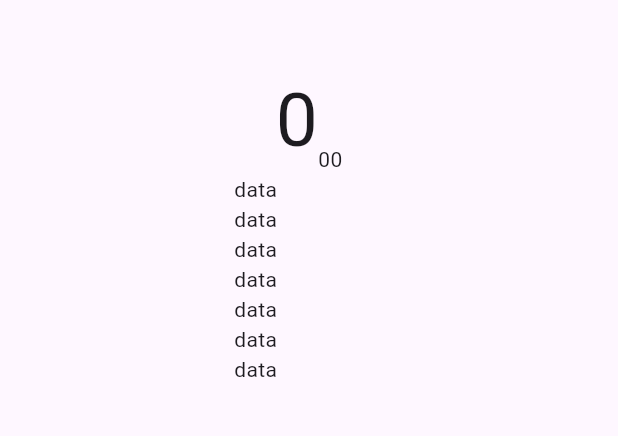
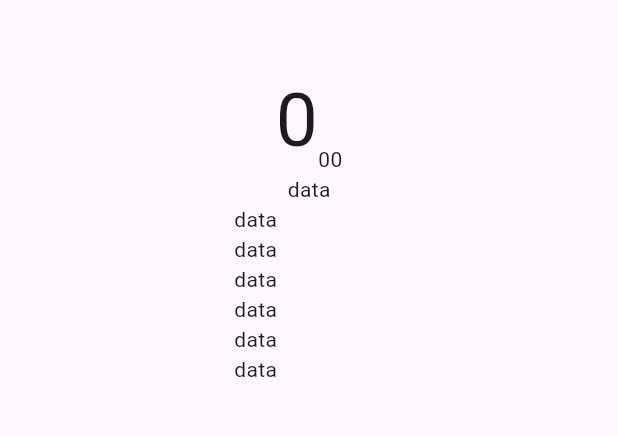
Before and after one commit to 0titanium/flutter_stopwatch, a Flutter app: the screen it shows after launch, on a phone screen of 412 x 824 dp, the part 63-499 px from its top. Run offline on Flutter 3.47's test engine with Material 3 defaults, Android fonts, the phone set to English and light mode, and no system bars.

Commit message:
feat: add center in lab time ui

```diff
--- a/lib/presentation/stopwatch_screen.dart
+++ b/lib/presentation/stopwatch_screen.dart
@@ -37,7 +37,7 @@ class _StopWatchScreenState extends State<StopWatchScreen> {
             height: 200,
             child: ListView(
               children: [
-                Text('data'),
+                Center(child: Text('data')),
                 Text('data'),
                 Text('data'),
                 Text('data'),
```
